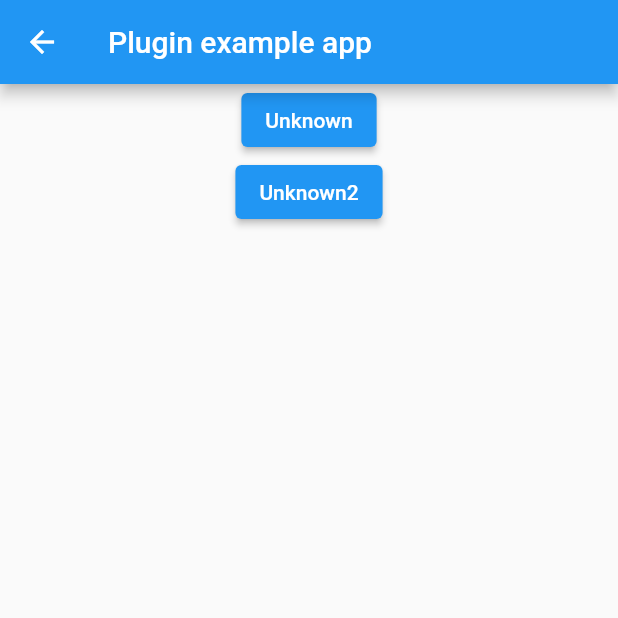
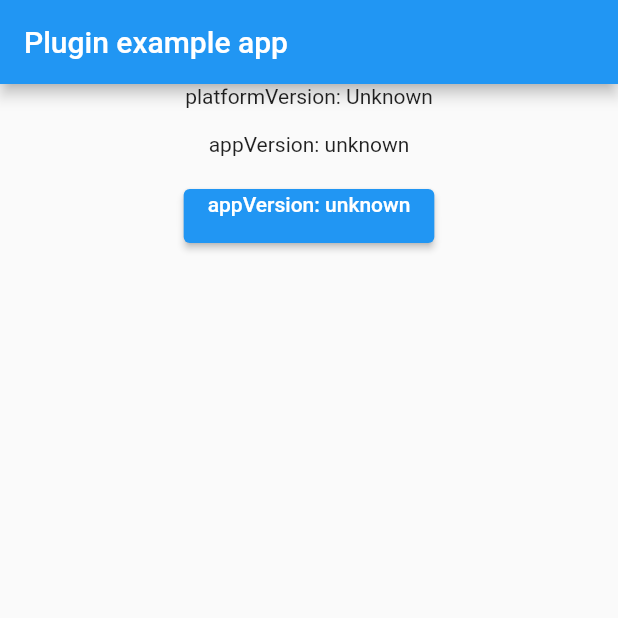
Before and after one commit to maropook/plugin_maropook, a Flutter app: the screen it shows after launch, after a tap on "Page2", on a phone screen of 412 x 824 dp, the top half of it. Run offline on Flutter 3.47's test engine with Material 2 defaults, Android fonts, the phone set to English and light mode, and no system bars; our stand-ins replace flutter_riverpod, riverpod; missing offline and left inert: hello.

Commit message:
Add commit omissions

```diff
--- a/lib/app_version.dart
+++ b/lib/app_version.dart
@@ -1,10 +1,10 @@
 import 'package:flutter/services.dart';
 
 class Native {
-  static const MethodChannel _channel = MethodChannel('hello');
+  static const MethodChannel _channel = MethodChannel('appInfo');
 
   static Future<String?> get platformVersion async {
-    final String? version = await _channel.invokeMethod('getAppVersion2');
+    final String? version = await _channel.invokeMethod('getAppVersion');
     return version;
   }
 }
--- a/lib/main.dart
+++ b/lib/main.dart
@@ -1,19 +1,80 @@
 import 'package:flutter/material.dart';
 import 'package:flutter/services.dart';
+import 'package:flutter_riverpod/flutter_riverpod.dart';
 import 'package:hello/hello.dart';
+import 'package:riverpod/riverpod.dart';
 
 import 'app_version.dart';
 
 void main() {
-  runApp(Navigator2test());
+  runApp(ProviderScope(child: Navigator2test()));
 }
 
-class Navigator2test extends StatefulWidget {
+final buttonIdProvider = StateProvider((ref) => 0);
+
+class Navigator2test extends ConsumerWidget {
   @override
-  State<Navigator2test> createState() => _Navigator2testState();
+  Widget build(BuildContext context, WidgetRef ref) {
+    var buttonId = ref.watch(buttonIdProvider);
+    return MaterialApp(
+        home: Navigator(
+            pages: [
+          MaterialPage(child: MenuPage2()),
+          if (buttonId == 1)
+            MaterialPage(child: Page2())
+          else if (buttonId == 2)
+            MaterialPage(child: HelloPage())
+        ],
+            onPopPage: (route, result) {
+              if (!route.didPop(result)) {
+                return false;
+              }
+              ref.read(buttonIdProvider.state).state = 0;
+              return true;
+            }));
+  }
 }
 
-class _Navigator2testState extends State<Navigator2test> {
+class MenuPage2 extends ConsumerWidget {
+  MenuPage2({Key? key}) : super(key: key);
+
+  @override
+  Widget build(BuildContext context, WidgetRef ref) {
+    return Scaffold(
+      appBar: AppBar(title: Text('MenuPage')),
+      body: Center(
+          child: Column(
+        children: [
+          ElevatedButton(
+              onPressed: () {
+                ref.read(buttonIdProvider.state).state = 1;
+              },
+              child: Text('Page1')),
+          ElevatedButton(
+              onPressed: () {
+                ref.read(buttonIdProvider.state).state = 2;
+              },
+              child: Text('Page2'))
+        ],
+      )),
+    );
+  }
+}
+
+class Page5 extends StatelessWidget {
+  @override
+  Widget build(BuildContext context) {
+    // TODO: implement build
+    throw UnimplementedError();
+  }
+}
+
+class Navigator2test2 extends StatefulWidget {
+  @override
+  State<Navigator2test2> createState() => _Navigator2testState();
+}
+
+class _Navigator2testState extends State<Navigator2test2> {
   int? _buttonId;
   @override
   Widget build(BuildContext context) {
@@ -108,8 +169,8 @@ class Page2 extends StatefulWidget {
 }
 
 class _Page2State extends State<Page2> {
-  String _platformVersion = 'Unknown';
-  String _platformVersion2 = 'Unknown2';
+  String _platformVersion = 'Unknown: HelloPlugin';
+  String _platformVersion2 = 'Unknown: Native';
 
   Future<void> getPlatformState() async {
     String platformVersion;
@@ -159,10 +220,91 @@ class _Page2State extends State<Page2> {
   }
 }
 
-class Page3 extends StatelessWidget {
+class Page3 extends StatefulWidget {
+  @override
+  State<Page3> createState() => _Page3State();
+}
+
+class _Page3State extends State<Page3> {
   @override
   Widget build(BuildContext context) {
-    // TODO: implement build
-    throw UnimplementedError();
+    return MaterialApp(
+        home: Navigator(
+      pages: [
+        MaterialPage(child: Navigator2test()),
+      ],
+    ));
   }
 }
+
+enum KanbanState { todo, doing, done }
+
+class HelloPage extends StatefulWidget {
+  const HelloPage({Key? key}) : super(key: key);
+
+  @override
+  State<HelloPage> createState() => _HelloState();
+}
+
+class _HelloState extends State<HelloPage> {
+  String _platformVersion = 'Unknown';
+  String _appVersion = 'unknown';
+
+  @override
+  void initState() {
+    super.initState();
+    initPlatformState();
+    initAppState();
+  }
+
+  Future<void> initAppState() async {
+    String appVersion;
+    try {
+      appVersion = await Hello.appVersion ?? 'Unknown app version';
+    } on PlatformException {
+      appVersion = 'Failed to get App version.';
+    }
+    if (!mounted) return;
+    setState(() {
+      _appVersion = appVersion;
+    });
+  }
+
+  Future<void> initPlatformState() async {
+    String platformVersion;
+    try {
+      platformVersion =
+          await Hello.platformVersion ?? 'Unknown platform version';
+    } on PlatformException {
+      platformVersion = 'Failed to get platform version.';
+    }
+    if (!mounted) return;
+
+    setState(() {
+      _platformVersion = platformVersion;
+    });
+  }
+
+  @override
+  Widget build(BuildContext context) {
+    return MaterialApp(
+      home: Scaffold(
+        appBar: AppBar(
+          title: const Text('Plugin example app'),
+        ),
+        body: Center(
+          child: Column(
+            children: [
+              Text('platformVersion: $_platformVersion\n'),
+              Text('appVersion: $_appVersion\n'),
+              ElevatedButton(
+                onPressed: initAppState,
+                child: Text('appVersion: $_appVersion\n'),
+              )
+            ],
+          ),
+        ),
+      ),
+    );
+  }
+}
```
Also changed, not shown: pubspec.yaml (+2 -65 lines), pubspec.lock, 6 other files.
